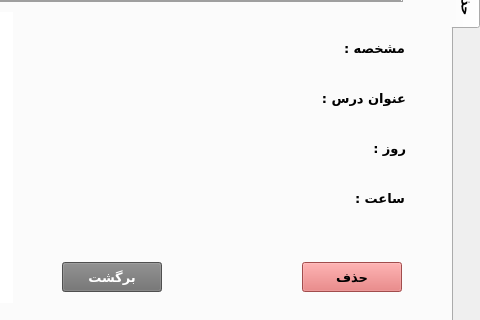
Old version of the form entekhabvaheddialog.ui in the repository AliRn76/Student-Portal; both pictures show x 720 to 1200 and y 330 to 650 of the 1200 by 650 pixel window.
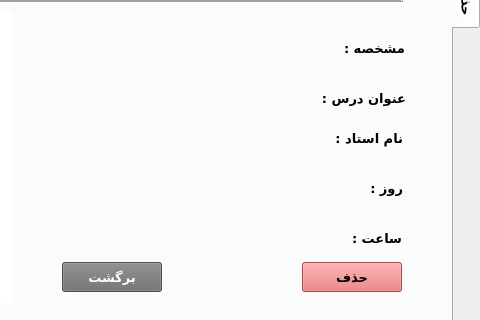
New version of the form. The open tabs and pages were chosen to show the change.

Commit message: 98-5-20 - EntekhabVahed Tab1 99% Fix Shod , EntekhabVahed Tab2 80% Fix shod (3 ta kar mode ke too removeTable_clicked Comment kardam)

Patch:
```diff
--- a/entekhabvaheddialog.ui
+++ b/entekhabvaheddialog.ui
@@ -1866,8 +1866,8 @@
       <widget class="QWidget" name="layoutWidget">
        <property name="geometry">
         <rect>
-         <x>863</x>
-         <y>460</y>
+         <x>860</x>
+         <y>500</y>
          <width>261</width>
          <height>32</height>
         </rect>
@@ -1913,8 +1913,8 @@
       <widget class="QWidget" name="layoutWidget">
        <property name="geometry">
         <rect>
-         <x>862</x>
-         <y>510</y>
+         <x>859</x>
+         <y>550</y>
          <width>261</width>
          <height>32</height>
         </rect>
@@ -1957,6 +1957,53 @@
         </item>
        </layout>
       </widget>
+      <widget class="QWidget" name="layoutWidget_2">
+       <property name="geometry">
+        <rect>
+         <x>860</x>
+         <y>450</y>
+         <width>261</width>
+         <height>32</height>
+        </rect>
+       </property>
+       <layout class="QHBoxLayout" name="horizontalLayout_23">
+        <item>
+         <widget class="QLabel" name="label_teacherNameTab2">
+          <property name="text">
+           <string/>
+          </property>
+         </widget>
+        </item>
+        <item>
+         <spacer name="horizontalSpacer_23">
+          <property name="orientation">
+           <enum>Qt::Horizontal</enum>
+          </property>
+          <property name="sizeHint" stdset="0">
+           <size>
+            <width>40</width>
+            <height>20</height>
+           </size>
+          </property>
+         </spacer>
+        </item>
+        <item>
+         <widget class="QLabel" name="label_25">
+          <property name="font">
+           <font>
+            <family>B Nazanin</family>
+            <pointsize>10</pointsize>
+            <weight>75</weight>
+            <bold>true</bold>
+           </font>
+          </property>
+          <property name="text">
+           <string>نام استاد :</string>
+          </property>
+         </widget>
+        </item>
+       </layout>
+      </widget>
      </widget>
      <widget class="QWidget" name="page_4"/>
     </widget>
```
Left out of the diff: 6 changed lines with no effect on the pictures. The commit also changes 2 other files.
